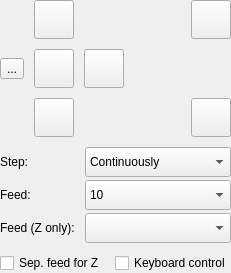
etet100/AstroCore-GCode-Sender, file src/gpilot/ui/forms/partials/main/partmainjog.ui: the form before one commit.
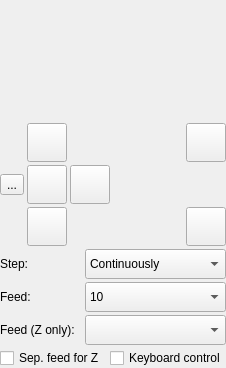
The form after the commit. Icons and pictures are not drawn. Custom widgets are drawn as their Qt base class.

Diff of the .ui file:
```diff
--- a/src/gpilot/ui/forms/partials/main/partmainjog.ui
+++ b/src/gpilot/ui/forms/partials/main/partmainjog.ui
@@ -7,7 +7,7 @@
     <x>0</x>
     <y>0</y>
     <width>226</width>
-    <height>258</height>
+    <height>365</height>
    </rect>
   </property>
   <property name="sizePolicy">
@@ -21,7 +21,7 @@
   </property>
   <layout class="QVBoxLayout" name="verticalLayout">
    <property name="spacing">
-    <number>10</number>
+    <number>3</number>
    </property>
    <property name="leftMargin">
     <number>0</number>
@@ -35,6 +35,16 @@
    <property name="bottomMargin">
     <number>0</number>
    </property>
+   <item>
+    <widget class="partMainJogParameters2" name="widget" native="true">
+     <property name="minimumSize">
+      <size>
+       <width>0</width>
+       <height>120</height>
+      </size>
+     </property>
+    </widget>
+   </item>
    <item>
     <layout class="QGridLayout" name="joggingLayout">
      <item row="2" column="2">
@@ -466,6 +476,12 @@
    <extends>QComboBox</extends>
    <header>ui/widgets/comboboxkey.h</header>
   </customwidget>
+  <customwidget>
+   <class>partMainJogParameters2</class>
+   <extends>QWidget</extends>
+   <header>ui/forms/partials/main/partmainjogparameters2.h</header>
+   <container>1</container>
+  </customwidget>
  </customwidgets>
  <resources>
   <include location="../../../resources/images.qrc"/>
```
Left out of the diff: 132 changed lines with no effect on the pictures.
